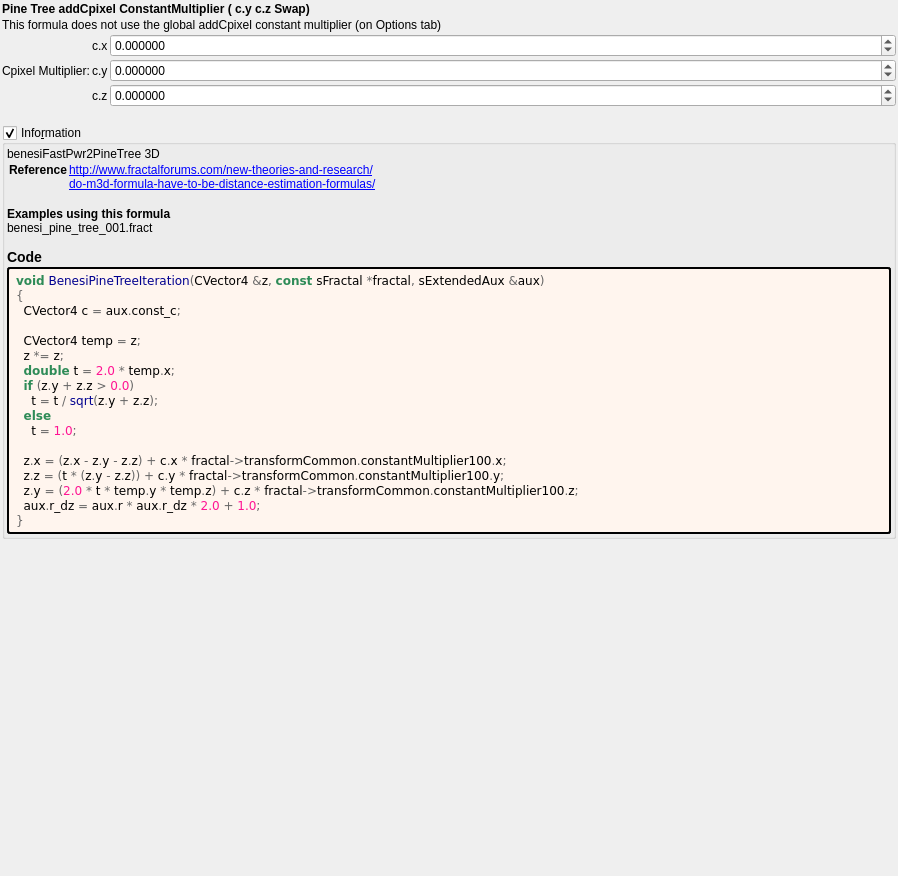
buddhi1980/mandelbulber2, file mandelbulber2/formula/ui/fractal_benesi_pine_tree.ui: the form before one commit.
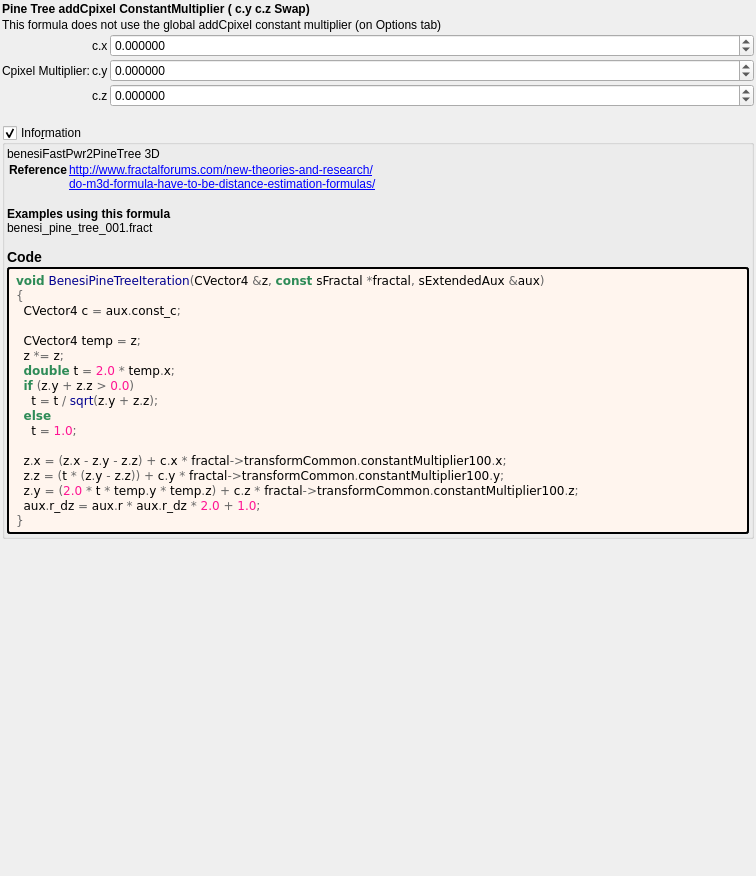
The form after the commit. Custom widgets are drawn as their Qt base class.

Commit message: Added mode for 1-color background Updated OpenCL and fractal UI files (run populate... scripts) Corrected OpecCL compute fractal to work without aux.oldHbridFactor

Patch:
```diff
--- a/mandelbulber2/formula/ui/fractal_benesi_pine_tree.ui
+++ b/mandelbulber2/formula/ui/fractal_benesi_pine_tree.ui
@@ -6,7 +6,7 @@
    <rect>
     <x>0</x>
     <y>0</y>
-    <width>898</width>
+    <width>756</width>
     <height>876</height>
    </rect>
   </property>
@@ -40,6 +40,9 @@
      <property name="text">
       <string>Pine Tree addCpixel ConstantMultiplier ( c.y c.z Swap)</string>
      </property>
+     <property name="wordWrap">
+      <bool>true</bool>
+     </property>
     </widget>
    </item>
    <item>
@@ -47,6 +50,9 @@
      <property name="text">
       <string>This formula does not use the global addCpixel constant multiplier (on Options tab)</string>
      </property>
+     <property name="wordWrap">
+      <bool>true</bool>
+     </property>
     </widget>
    </item>
    <item>
```
Left out of the diff: 2 changed lines with no effect on the pictures. The commit also changes 51 other files.
